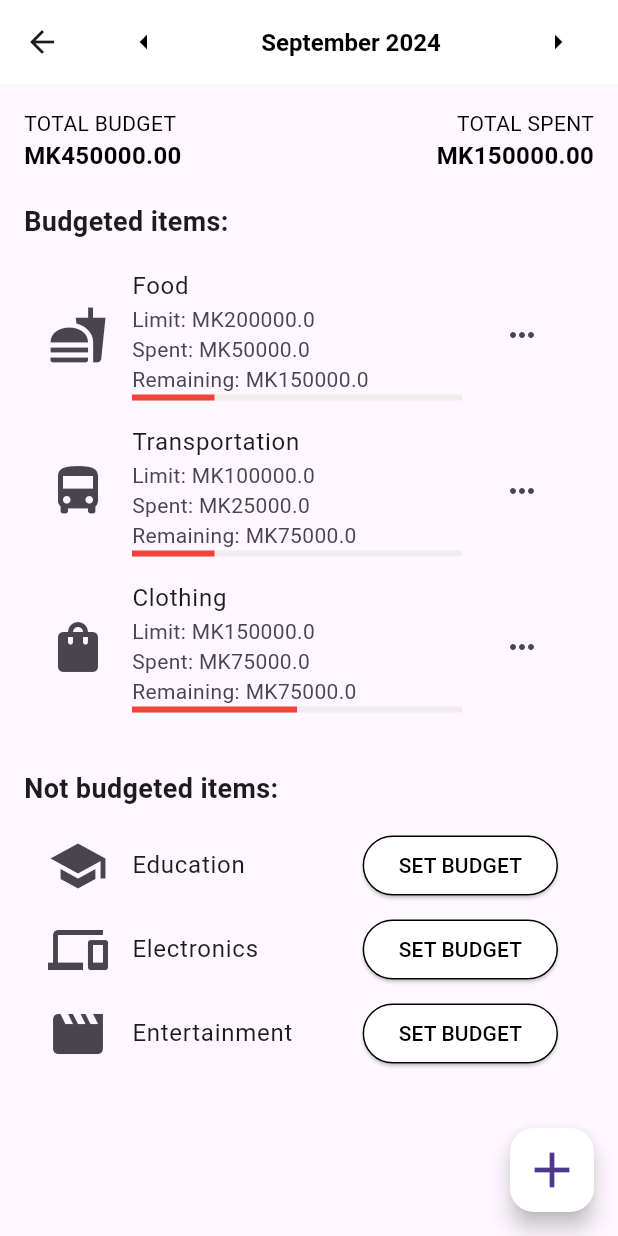
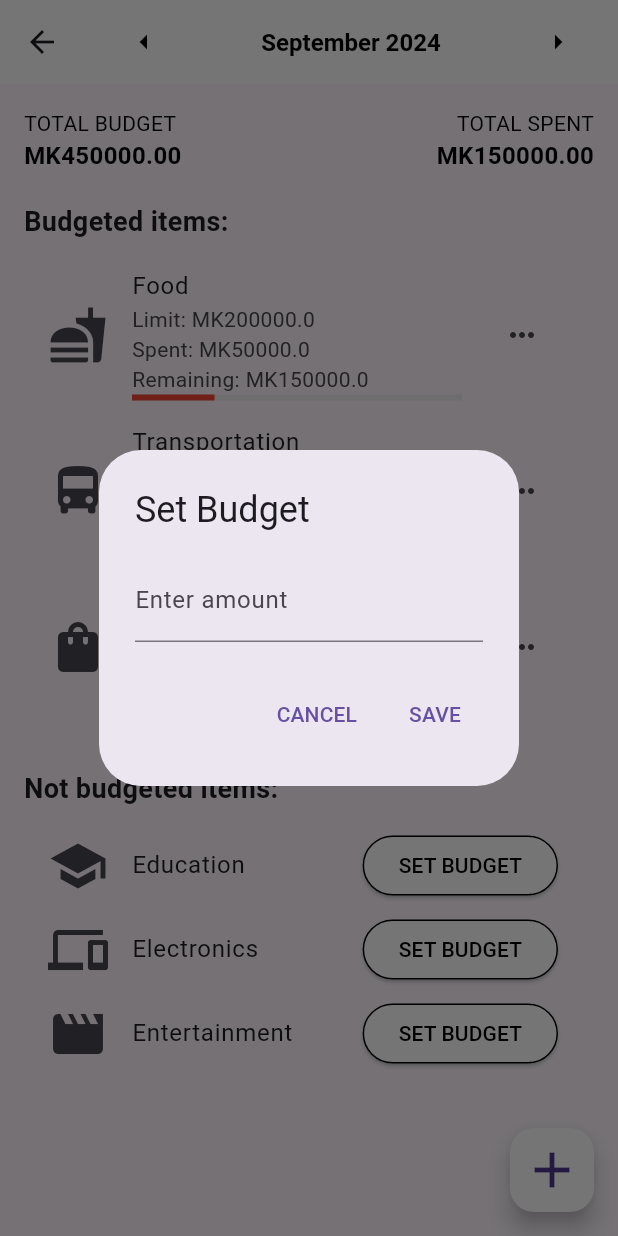
Before and after one commit to bsc-com-31-20/MobileAppDev, a Flutter app: the BudgetPage screen opened directly, after a tap on "SET BUDGET", on a phone screen of 412 x 824 dp. Run offline on Flutter 3.47's test engine with Material 3 defaults, Android fonts, the phone set to English and light mode, and no system bars; our stand-ins replace cached_network_image, font_awesome_flutter, google_fonts, image_picker, pie_chart, supabase_flutter; missing offline and left inert: image_picker_platform_interface; accounts and stored records are empty.

Commit message:
modified analysis and budget pages

```diff
--- a/lib/pages/analysis_page.dart
+++ b/lib/pages/analysis_page.dart
@@ -75,7 +75,7 @@ class _AnalysisPageState extends State<AnalysisPage> {
     ];
     String month = months[_currentMonth.month - 1];
     int year = _currentMonth.year;
-    return " $month $year "; // Angle brackets format
+    return " $month $year ";
   }
 
   @override
--- a/lib/pages/budget_page.dart
+++ b/lib/pages/budget_page.dart
@@ -77,6 +77,80 @@ class _BudgetPageState extends State<BudgetPage> {
     }
 
     setState(() {});
+  }
+
+  // Show dialog to set or change budget
+  void _showBudgetDialog(Map<String, dynamic> item, {bool isNew = false}) {
+    TextEditingController amountController = TextEditingController(
+      text: isNew ? '' : item['amount'].toString(),
+    );
+
+    showDialog(
+      context: context,
+      builder: (context) {
+        return AlertDialog(
+          title: Text(isNew ? 'Set Budget' : 'Change Budget Limit'),
+          content: TextField(
+            controller: amountController,
+            keyboardType: TextInputType.number,
+            decoration: const InputDecoration(labelText: 'Enter amount'),
+          ),
+          actions: [
+            TextButton(
+              onPressed: () => Navigator.pop(context),
+              child: const Text('CANCEL'),
+            ),
+            TextButton(
+              onPressed: () {
+                setState(() {
+                  if (isNew) {
+                    _budgetedItems.add({
+                      'icon': item['icon'],
+                      'label': item['name'],
+                      'amount': double.parse(amountController.text),
+                      'spent': 0.0,
+                    });
+                  } else {
+                    item['amount'] = double.parse(amountController.text);
+                  }
+                });
+                Navigator.pop(context);
+              },
+              child: const Text('SAVE'),
+            ),
+          ],
+        );
+      },
+    );
+  }
+
+  // Show confirmation dialog to remove budget
+  void _showRemoveConfirmationDialog(Map<String, dynamic> item) {
+    showDialog(
+      context: context,
+      builder: (context) {
+        return AlertDialog(
+          title: const Text('Remove Budget'),
+          content: Text(
+              'Are you sure you want to remove the budget for "${item['label']}"?'),
+          actions: [
+            TextButton(
+              onPressed: () => Navigator.pop(context),
+              child: const Text('CANCEL'),
+            ),
+            TextButton(
+              onPressed: () {
+                setState(() {
+                  _budgetedItems.remove(item);
+                });
+                Navigator.pop(context);
+              },
+              child: const Text('REMOVE'),
+            ),
+          ],
+        );
+      },
+    );
   }
 
   @override
@@ -197,9 +271,9 @@ class _BudgetPageState extends State<BudgetPage> {
                       icon: const Icon(Icons.more_horiz),
                       onSelected: (value) {
                         if (value == 'change') {
-                          // _showBudgetDialog (unchanged)
+                          _showBudgetDialog(item);
                         } else if (value == 'remove') {
-                          // _showRemoveConfirmationDialog (unchanged)
+                          _showRemoveConfirmationDialog(item);
                         }
                       },
                       itemBuilder: (context) => [
@@ -232,7 +306,7 @@ class _BudgetPageState extends State<BudgetPage> {
                         side: const BorderSide(color: Colors.black),
                       ),
                       onPressed: () {
-                        // _showBudgetDialog (unchanged)
+                        _showBudgetDialog(item, isNew: true);
                       },
                       child: const Text(
                         'SET BUDGET',
```
